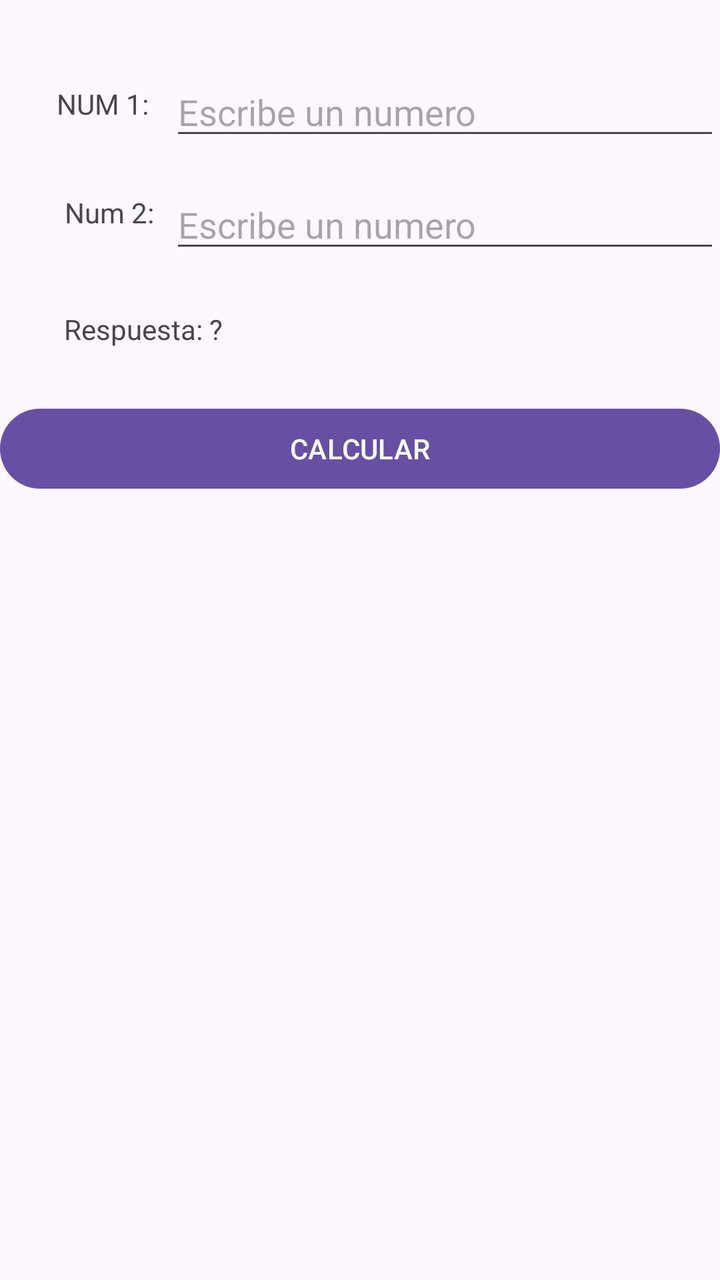
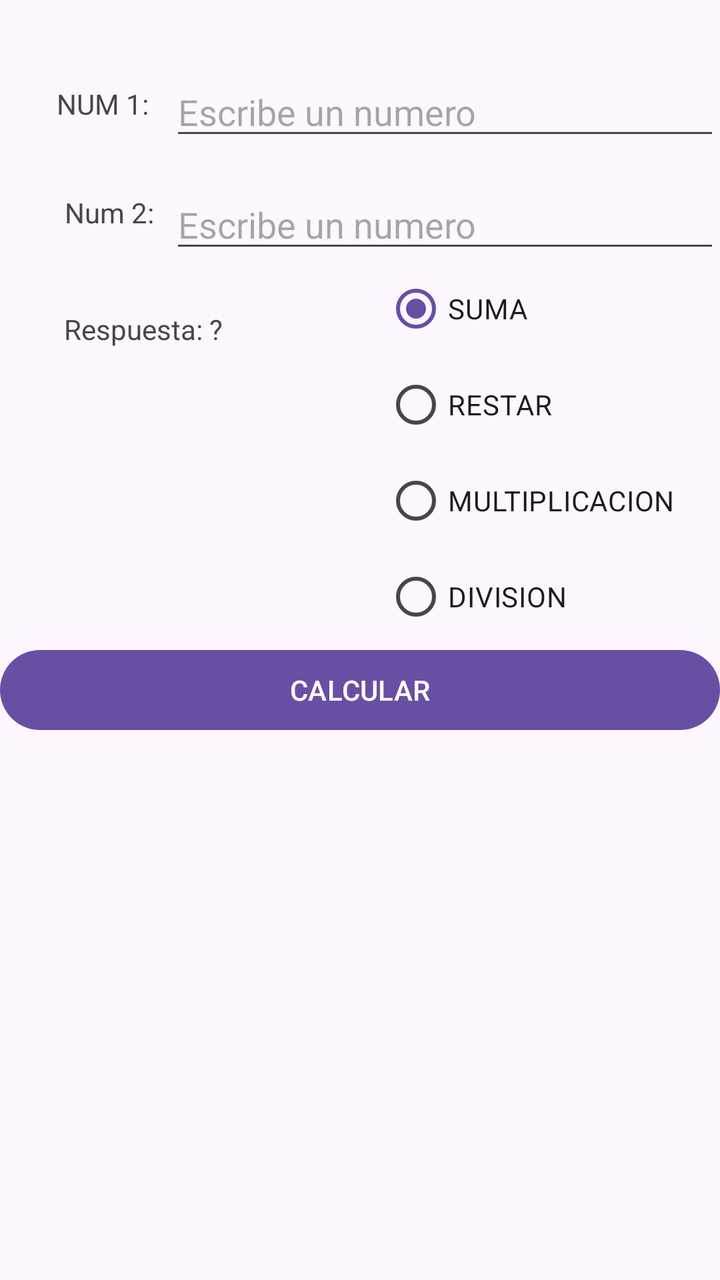

An Android layout rendered at two revisions. The XML below is the earlier revision; the diff shows what the commit changed to produce the second picture.
<!-- AndroidManifest.xml: application theme Theme.MiPrimeraApp -->
<!-- res/layout/activity_main.xml -->
<?xml version="1.0" encoding="utf-8"?>
<androidx.constraintlayout.widget.ConstraintLayout xmlns:android="http://schemas.android.com/apk/res/android"
    xmlns:app="http://schemas.android.com/apk/res-auto"
    xmlns:tools="http://schemas.android.com/tools"
    android:id="@+id/main"
    android:layout_width="match_parent"
    android:layout_height="match_parent"
    tools:context=".MainActivity">

    <TextView
        android:id="@+id/lblNum1"
        android:layout_width="wrap_content"
        android:layout_height="wrap_content"
        android:text="NUM 1: "
        app:layout_constraintBottom_toBottomOf="parent"
        app:layout_constraintEnd_toEndOf="parent"
        app:layout_constraintHorizontal_bias="0.091"
        app:layout_constraintStart_toStartOf="parent"
        app:layout_constraintTop_toTopOf="parent"
        app:layout_constraintVertical_bias="0.068" />

    <EditText
        android:id="@+id/txtNum1"
        android:layout_width="match_parent"
        android:layout_height="wrap_content"
        android:hint="Escribe un numero"
        android:layout_marginLeft="85dp"
        app:layout_constraintBottom_toBottomOf="parent"
        app:layout_constraintTop_toTopOf="parent"
        app:layout_constraintVertical_bias="0.056"
        tools:layout_editor_absoluteX="95dp" />

    <TextView
        android:id="@+id/lblNum2"
        android:layout_width="wrap_content"
        android:layout_height="wrap_content"
        android:text="Num 2:"
        app:layout_constraintBottom_toBottomOf="parent"
        app:layout_constraintEnd_toEndOf="parent"
        app:layout_constraintHorizontal_bias="0.103"
        app:layout_constraintStart_toStartOf="parent"
        app:layout_constraintTop_toBottomOf="@+id/lblNum1"
        app:layout_constraintVertical_bias="0.063" />

    <EditText
        android:id="@+id/txtNum2"
        android:layout_width="match_parent"
        android:layout_height="wrap_content"
        android:layout_marginLeft="85dp"
        android:layout_marginTop="15dp"
        android:hint="Escribe un numero"
        app:layout_constraintBottom_toBottomOf="parent"
        app:layout_constraintTop_toBottomOf="@+id/txtNum1"
        app:layout_constraintVertical_bias="0.0"
        tools:layout_editor_absoluteX="0dp" />

    <TextView
        android:id="@+id/lblRespuesta"
        android:layout_width="wrap_content"
        android:layout_height="wrap_content"
        android:text="Respuesta: ?"
        app:layout_constraintBottom_toBottomOf="parent"
        app:layout_constraintEnd_toEndOf="parent"
        app:layout_constraintHorizontal_bias="0.114"
        app:layout_constraintStart_toStartOf="parent"
        app:layout_constraintTop_toBottomOf="@+id/lblNum2"
        app:layout_constraintVertical_bias="0.078" />

    <Button
        android:id="@+id/btnCalcular"
        android:layout_width="match_parent"
        android:layout_height="wrap_content"
        android:text="CALCULAR"
        app:layout_constraintBottom_toBottomOf="parent"
        app:layout_constraintTop_toBottomOf="@+id/txtNum2"
        app:layout_constraintVertical_bias="0.15"
        tools:layout_editor_absoluteX="-16dp" />
</androidx.constraintlayout.widget.ConstraintLayout>
<!-- resources referenced by this layout -->
<resources>
  <style name="Theme.MiPrimeraApp" parent="Base.Theme.MiPrimeraApp" />
  <style name="Base.Theme.MiPrimeraApp" parent="Theme.Material3.DayNight.NoActionBar">
          
          
      </style>
</resources>

<!-- the commit's change to res/layout/activity_main.xml (unified diff, before → after) -->
@@ -66,6 +66,43 @@
         app:layout_constraintTop_toBottomOf="@+id/lblNum2"
         app:layout_constraintVertical_bias="0.078" />
 
+    <RadioGroup
+        android:id="@+id/optOpciones"
+        android:layout_width="wrap_content"
+        android:layout_height="wrap_content"
+        app:layout_constraintBottom_toTopOf="@+id/btnCalcular"
+        app:layout_constraintEnd_toEndOf="parent"
+        app:layout_constraintHorizontal_bias="0.894"
+        app:layout_constraintStart_toStartOf="parent"
+        app:layout_constraintTop_toBottomOf="@+id/txtNum2"
+        app:layout_constraintVertical_bias="0.483">
+
+        <RadioButton
+            android:id="@+id/optSuma"
+            android:checked="true"
+            android:layout_width="wrap_content"
+            android:layout_height="wrap_content"
+            android:text="SUMA" />
+
+        <RadioButton
+            android:id="@+id/optResta"
+            android:layout_width="wrap_content"
+            android:layout_height="wrap_content"
+            android:text="RESTAR" />
+
+        <RadioButton
+            android:id="@+id/optMultiplicar"
+            android:layout_width="wrap_content"
+            android:layout_height="wrap_content"
+            android:text="MULTIPLICACION" />
+
+        <RadioButton
+            android:id="@+id/optDividir"
+            android:layout_width="wrap_content"
+            android:layout_height="wrap_content"
+            android:text="DIVISION" />
+    </RadioGroup>
+
     <Button
         android:id="@+id/btnCalcular"
         android:layout_width="match_parent"
@@ -73,6 +110,6 @@
         android:text="CALCULAR"
         app:layout_constraintBottom_toBottomOf="parent"
         app:layout_constraintTop_toBottomOf="@+id/txtNum2"
-        app:layout_constraintVertical_bias="0.15"
+        app:layout_constraintVertical_bias="0.412"
         tools:layout_editor_absoluteX="-16dp" />
 </androidx.constraintlayout.widget.ConstraintLayout>
